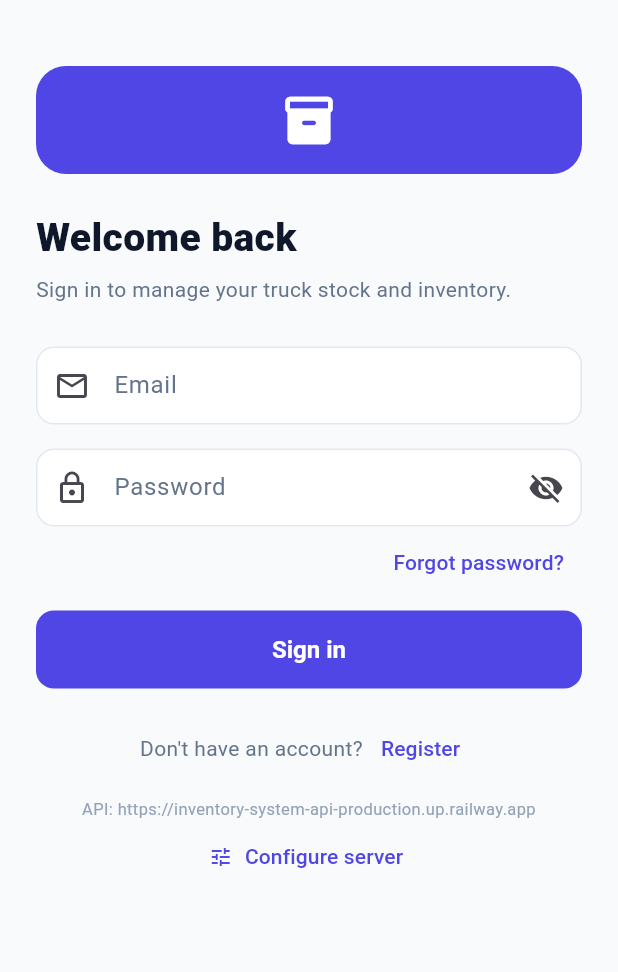
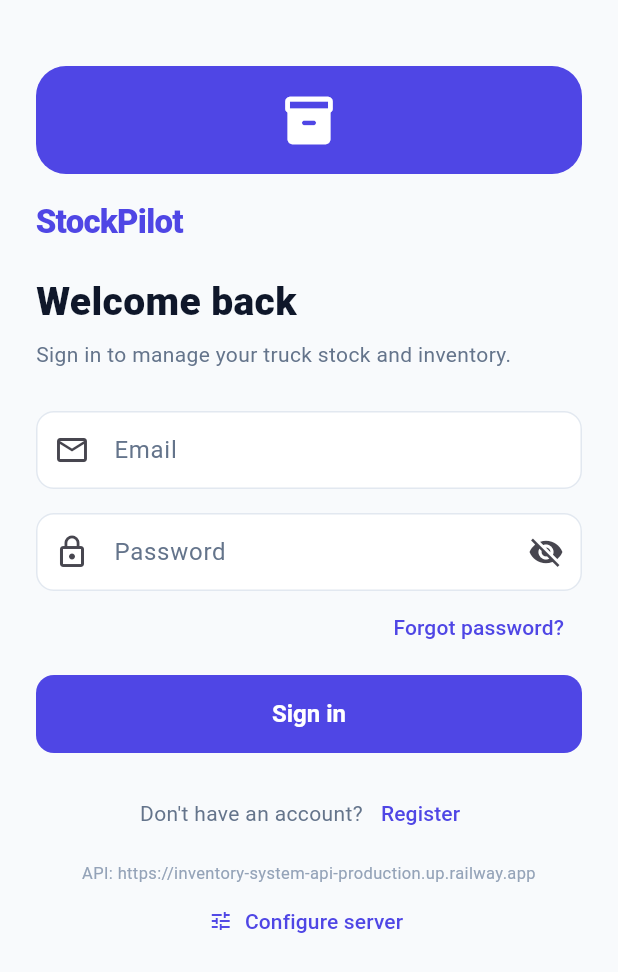
Before and after one commit to Felipeact/InventoryQtApp, a Flutter app: the screen it shows after launch, on a phone screen of 412 x 824 dp. Shown: the top 972 px of the screen. Run offline on Flutter 3.47's test engine with Material 3 defaults, Android fonts, the phone set to English and light mode, and no system bars; our stand-ins replace dio, fl_chart, flutter_secure_storage, image_picker, shared_preferences; missing offline and left inert: mobile_scanner.

Commit message:
Rebrand desktop + mobile apps to StockPilot
Match the web brand (StockPilot) across both clients.

Desktop (Qt):
- Sidebar logo → "◆  StockPilot"; login brand title → "StockPilot" with a
  prominent indigo wordmark (themed #titleLabel/#subtitleLabel).
- Window titles ("StockPilot — Sign in", "StockPilot"), update-available message,
  and login copyright rebranded.
- Installer AppName/Publisher → StockPilot (shortcuts, Add/Remove Programs).
- Login fields: slightly larger radius/padding to match the web inputs.

Mobile (Flutter):
- MaterialApp title, Android app label (strings.xml), and iOS CFBundleDisplayName
  → StockPilot.
- Added a "StockPilot" wordmark under the logo on the login screen.

Internal identifiers (QSettings keys, bundle/package names, class names) are left
unchanged to avoid breaking stored sessions/settings and the build. Styling/text
only; .ui files validated as well-formed. Build on Windows/device to verify.

Co-Authored-By: Claude Opus 4.8 <noreply@anthropic.com>
Claude-Session: https://claude.ai/code/session_01XvqErzMJStBaSm6Dbj1g7E

```diff
--- a/mobile/lib/app.dart
+++ b/mobile/lib/app.dart
@@ -25,7 +25,7 @@ class InventoryApp extends StatelessWidget {
         ),
       ],
       child: MaterialApp(
-        title: 'Inventory',
+        title: 'StockPilot',
         debugShowCheckedModeBanner: false,
         theme: AppTheme.light,
         darkTheme: AppTheme.dark,
--- a/mobile/lib/screens/login_screen.dart
+++ b/mobile/lib/screens/login_screen.dart
@@ -152,7 +152,17 @@ class _LoginScreenState extends State<LoginScreen> {
                       size: 38,
                     ),
                   ),
-                  const SizedBox(height: 24),
+                  const SizedBox(height: 16),
+                  const Text(
+                    'StockPilot',
+                    style: TextStyle(
+                      fontSize: 22,
+                      fontWeight: FontWeight.w800,
+                      color: AppTheme.brand,
+                      letterSpacing: -0.5,
+                    ),
+                  ),
+                  const SizedBox(height: 20),
                   Text(
                     _registerMode ? 'Create your account' : 'Welcome back',
                     style: const TextStyle(
```
Also changed, not shown: 9 other files.
